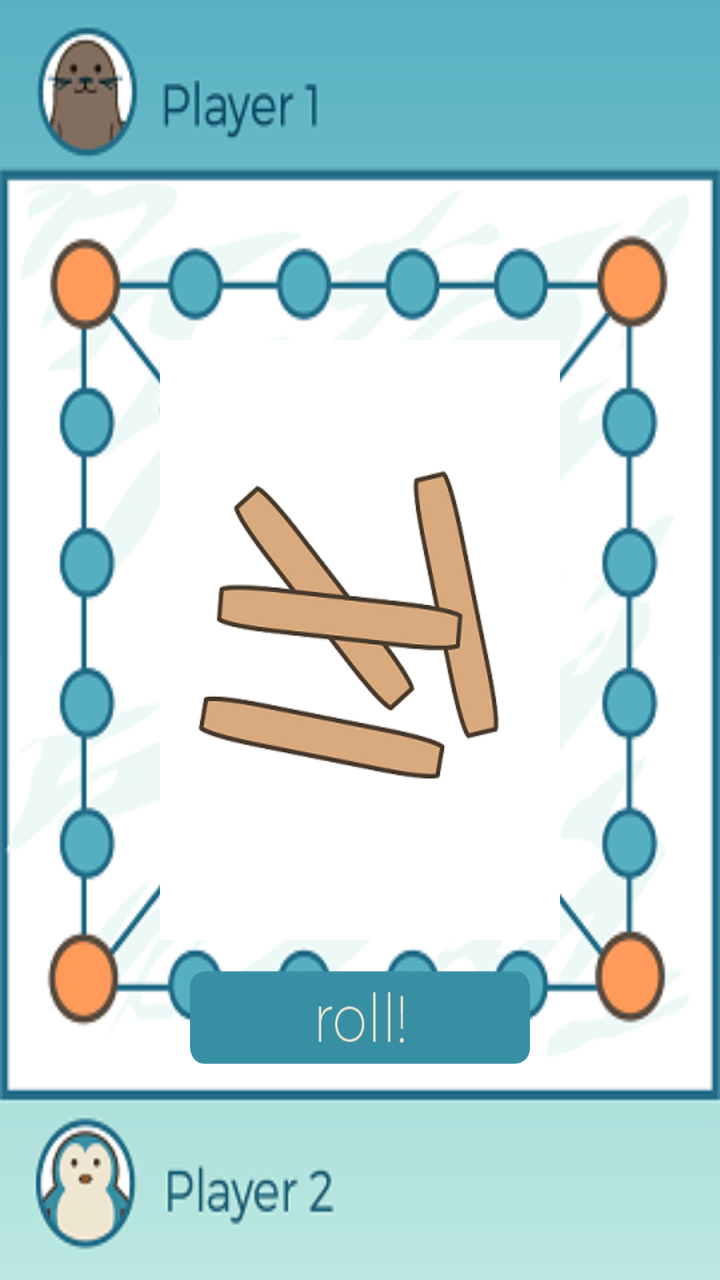
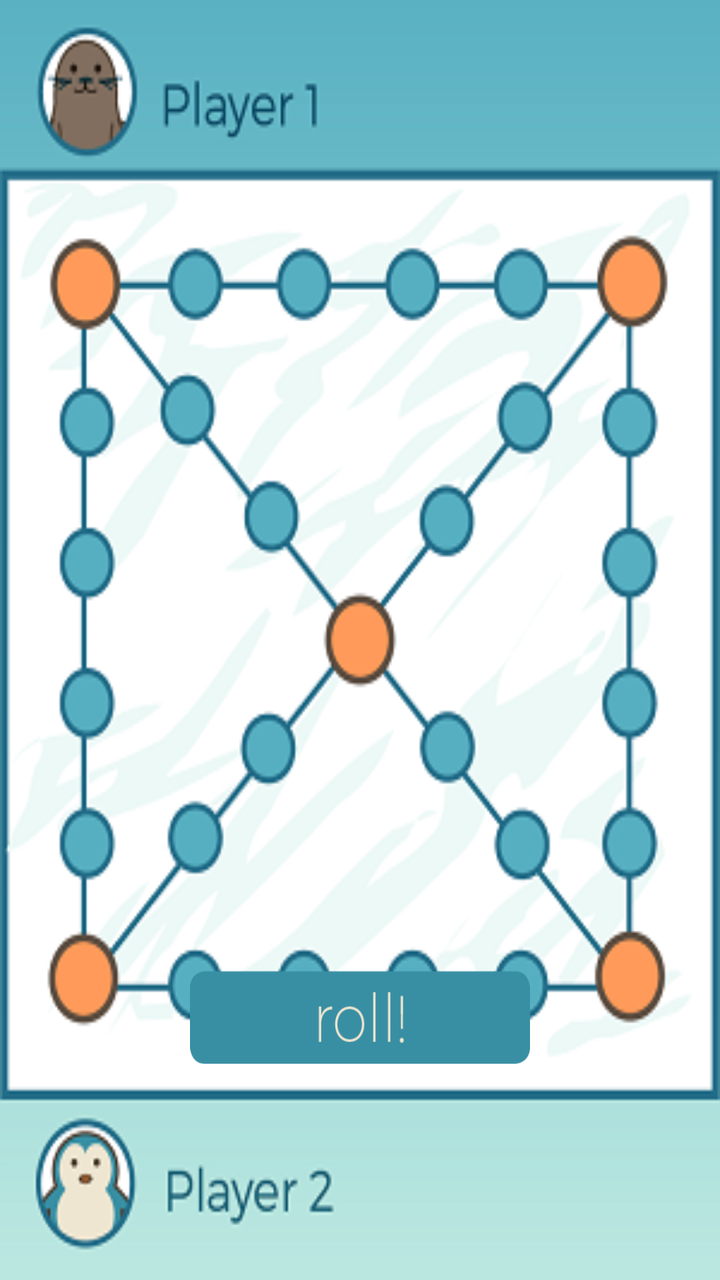

Two renders of the same Android screen: before a commit and after it. Below are the layout's source before the change and the commit's diff.
<!-- AndroidManifest.xml: application theme AppTheme -->
<!-- res/layout/activity_board.xml -->
<?xml version="1.0" encoding="utf-8"?>
<RelativeLayout xmlns:android="http://schemas.android.com/apk/res/android"
                xmlns:tools="http://schemas.android.com/tools"
                android:id="@+id/rl"
                android:layout_width="match_parent"
                android:layout_height="match_parent"
                android:orientation="vertical"
                android:background="@drawable/boardimage"
                tools:context="com.jeffreychan.yutnori.BoardActivity">
    <Button
        android:layout_width="170dp"
        android:layout_height="80dp"
        android:id="@+id/rollButton"
        android:background="@drawable/rollbutton"
        android:layout_below="@+id/sticks"
        android:layout_centerHorizontal="true" />

    <ImageView
        android:layout_width="200dp"
        android:layout_height="300dp"
        android:id="@+id/sticks"
        android:background="@drawable/stick"
        android:layout_centerInParent="true"

        />

</RelativeLayout>
<!-- resources referenced by this layout -->
<resources>
  <!-- drawable boardimage: png bitmap (drawable-hdpi, 72684 bytes) -->
  <!-- drawable rollbutton: png bitmap (drawable-hdpi, 2070 bytes) -->
  <!-- drawable stick: png bitmap (drawable-hdpi, 29293 bytes) -->
  <style name="AppTheme" parent="AppBaseTheme">
          
      </style>
  <style name="AppBaseTheme" parent="Theme.AppCompat.Light">
          
      </style>
</resources>

<!-- the commit's change to res/layout/activity_board.xml (unified diff, before → after) -->
@@ -1,7 +1,6 @@
 <?xml version="1.0" encoding="utf-8"?>
 <RelativeLayout xmlns:android="http://schemas.android.com/apk/res/android"
                 xmlns:tools="http://schemas.android.com/tools"
-                android:id="@+id/rl"
                 android:layout_width="match_parent"
                 android:layout_height="match_parent"
                 android:orientation="vertical"
@@ -19,7 +18,6 @@
         android:layout_width="200dp"
         android:layout_height="300dp"
         android:id="@+id/sticks"
-        android:background="@drawable/stick"
         android:layout_centerInParent="true"
 
         />
<!-- resource entries referenced after the edit -->
@@ -2,7 +2,6 @@
 <resources>
   <!-- drawable boardimage: png bitmap (drawable-hdpi, 72684 bytes) -->
   <!-- drawable rollbutton: png bitmap (drawable-hdpi, 2070 bytes) -->
-  <!-- drawable stick: png bitmap (drawable-hdpi, 29293 bytes) -->
   <style name="AppTheme" parent="AppBaseTheme">
           
       </style>
